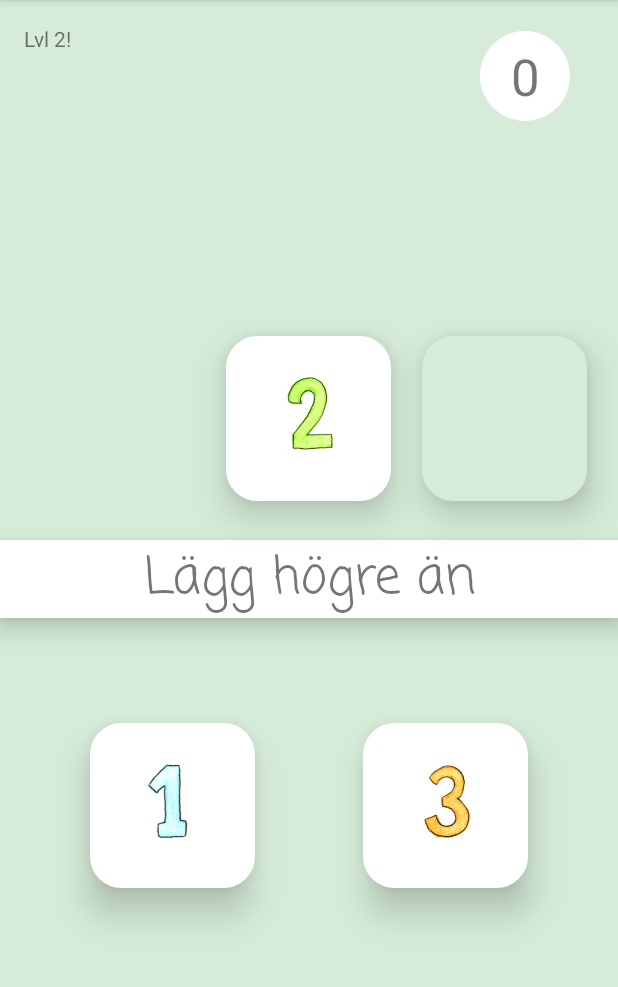
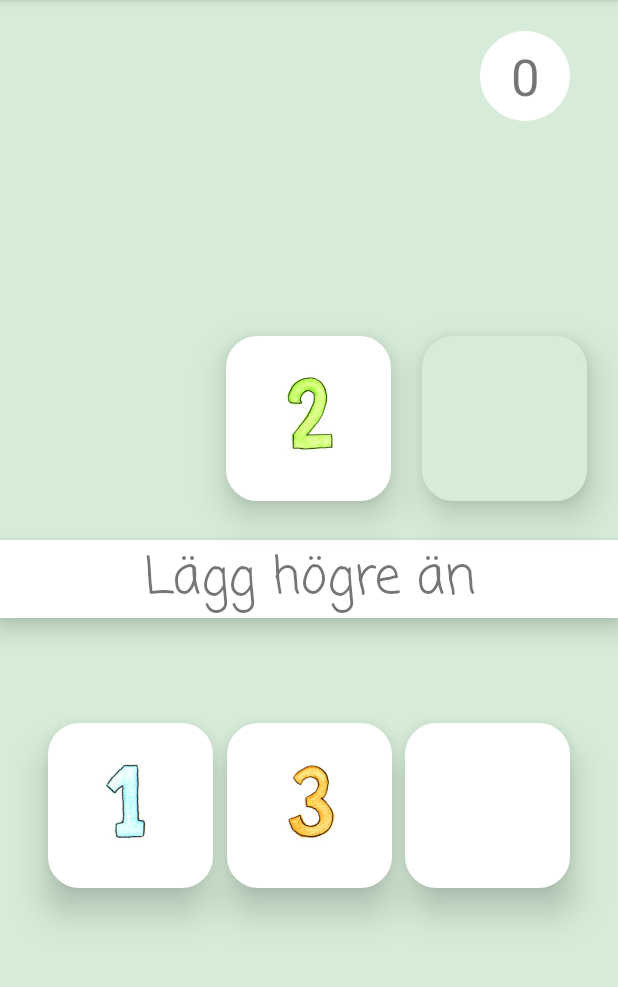
Before and after one commit to Noccis/TonisApp, an Android app: the LvlTwoActivity screen opened directly, with no data from a screen before it, on a phone screen of 412 x 824 dp, the part 84-1071 px from its top. Run offline under Robolectric (Android 15) with nearby library versions, the phone set to English and light mode, and no system bars.

Commit message:
Added third card in lvl2, need to fix func for card 3

```diff
--- a/app/src/main/java/com/example/tonisapp/LvlTwoActivity.kt
+++ b/app/src/main/java/com/example/tonisapp/LvlTwoActivity.kt
@@ -3,10 +3,8 @@
 import android.content.Intent
 import androidx.appcompat.app.AppCompatActivity
 import android.os.Bundle
-import android.os.Handler
 import android.util.Log
 import android.view.View
-import android.widget.Button
 import android.widget.ImageView
 import android.widget.TextView
 
@@ -46,8 +44,10 @@
     lateinit var hiOrLowTextView: TextView
     lateinit var playerCard1View: ImageView
     lateinit var playerCard2View: ImageView
+    lateinit var playerCard3View: ImageView
     lateinit var lowerView: ImageView
     lateinit var higherView: ImageView
+
 
 
     override fun onCreate(savedInstanceState: Bundle?) {
@@ -63,6 +63,7 @@
         hiOrLowTextView = findViewById(R.id.hiLowTextView)
         playerCard1View = findViewById(R.id.playerCard1)
         playerCard2View = findViewById(R.id.playerCard2)
+        playerCard3View = findViewById(R.id.playerCard3)
         lowerView = findViewById(R.id.lowerView)
         higherView = findViewById(R.id.higherView)
 
--- a/app/src/main/java/com/example/tonisapp/MainActivity.kt
+++ b/app/src/main/java/com/example/tonisapp/MainActivity.kt
@@ -3,10 +3,8 @@
 import android.content.Intent
 import androidx.appcompat.app.AppCompatActivity
 import android.os.Bundle
-import android.os.Handler
 import android.util.Log
 import android.view.View
-import android.widget.Button
 import android.widget.ImageView
 import android.widget.TextView
 
@@ -63,7 +61,7 @@
         scoreTextView = findViewById(R.id.scoreView)
         hiOrLowTextView = findViewById(R.id.hiLowTextView)
         playerCard1View = findViewById(R.id.playerCard1)
-        playerCard2View = findViewById(R.id.playerCard2)
+        playerCard2View = findViewById(R.id.playerCard3)
         lowerView = findViewById(R.id.lowerView)
         higherView = findViewById(R.id.higherView)
 
--- a/app/src/main/res/layout/activity_lvl_two.xml
+++ b/app/src/main/res/layout/activity_lvl_two.xml
@@ -12,12 +12,12 @@
         android:id="@+id/hiLowTextView"
         android:layout_width="match_parent"
         android:layout_height="wrap_content"
+        android:background="#FFFFFF"
+        android:elevation="10dp"
         android:fontFamily="casual"
         android:text="Lägg högre än"
-        android:elevation="10dp"
         android:textAlignment="center"
         android:textSize="34sp"
-        android:background="#FFFFFF"
 
         app:layout_constraintBottom_toTopOf="@+id/hiLowGuideline"
         app:layout_constraintEnd_toEndOf="parent"
@@ -49,17 +49,16 @@
         android:layout_width="110dp"
         android:layout_height="110dp"
         android:background="@drawable/roundedcorner"
+        android:elevation="15dp"
         android:paddingLeft="10dp"
         android:paddingTop="10dp"
         android:paddingRight="10dp"
         android:paddingBottom="10dp"
-        android:elevation="15dp"
         app:layout_constraintBottom_toTopOf="@+id/mainNrGuideline"
         app:layout_constraintEnd_toEndOf="parent"
         app:layout_constraintHorizontal_bias="0.498"
         app:layout_constraintStart_toStartOf="parent"
         app:srcCompat="@drawable/blank" />
-
 
 
     <androidx.constraintlayout.widget.Guideline
@@ -73,7 +72,7 @@
         android:id="@+id/playerCard1"
         android:layout_width="110dp"
         android:layout_height="110dp"
-        android:layout_marginStart="60dp"
+        android:layout_marginStart="32dp"
         android:background="@drawable/roundedcorner"
         android:elevation="15dp"
         android:onClick="answeringCard1"
@@ -86,10 +85,10 @@
         app:srcCompat="@drawable/blank" />
 
     <ImageView
-        android:id="@+id/playerCard2"
+        android:id="@+id/playerCard3"
         android:layout_width="110dp"
         android:layout_height="110dp"
-        android:layout_marginEnd="60dp"
+        android:layout_marginEnd="32dp"
         android:background="@drawable/roundedcorner"
         android:elevation="15dp"
         android:onClick="answeringCard2"
@@ -106,7 +105,7 @@
         android:layout_width="wrap_content"
         android:layout_height="wrap_content"
         app:barrierDirection="left"
-        app:constraint_referenced_ids="playerCard2"
+        app:constraint_referenced_ids="playerCard3"
         tools:layout_editor_absoluteX="241dp" />
 
     <TextView
@@ -123,17 +122,16 @@
         app:layout_constraintEnd_toEndOf="parent" />
 
 
-
     <ImageView
         android:id="@+id/lowerView"
         android:layout_width="110dp"
         android:layout_height="110dp"
         android:background="@drawable/faded"
+        android:elevation="15dp"
         android:paddingLeft="10dp"
         android:paddingTop="10dp"
         android:paddingRight="10dp"
         android:paddingBottom="10dp"
-        android:elevation="15dp"
         app:layout_constraintBottom_toTopOf="@+id/mainNrGuideline"
         app:layout_constraintEnd_toStartOf="@+id/mainNrView"
         app:layout_constraintStart_toStartOf="parent" />
@@ -143,24 +141,37 @@
         android:layout_width="110dp"
         android:layout_height="110dp"
         android:background="@drawable/faded"
+        android:elevation="15dp"
         android:paddingLeft="10dp"
         android:paddingTop="10dp"
         android:paddingRight="10dp"
         android:paddingBottom="10dp"
-        android:elevation="15dp"
         app:layout_constraintBottom_toTopOf="@+id/mainNrGuideline"
         app:layout_constraintEnd_toEndOf="parent"
-        app:layout_constraintStart_toEndOf="@+id/mainNrView"  />
+        app:layout_constraintStart_toEndOf="@+id/mainNrView" />
 
-    <TextView
-        android:id="@+id/textView"
+    <ImageView
+        android:id="@+id/playerCard2"
+        android:layout_width="110dp"
+        android:layout_height="110dp"
+        android:background="@drawable/roundedcorner"
+        android:elevation="15dp"
+        android:onClick="answeringCard1"
+        android:paddingLeft="10dp"
+        android:paddingTop="10dp"
+        android:paddingRight="10dp"
+        android:paddingBottom="10dp"
+        app:layout_constraintBottom_toTopOf="@+id/playerCardGuideline"
+        app:layout_constraintEnd_toStartOf="@+id/playerCard3"
+        app:layout_constraintStart_toEndOf="@+id/playerCard1"
+        app:srcCompat="@drawable/blank" />
+
+    <androidx.constraintlayout.widget.Barrier
+        android:id="@+id/barrier3"
         android:layout_width="wrap_content"
         android:layout_height="wrap_content"
-        android:layout_marginStart="16dp"
-        android:layout_marginTop="16dp"
-        android:text="Lvl 2!"
-        app:layout_constraintStart_toStartOf="parent"
-        app:layout_constraintTop_toTopOf="parent" />
+        app:barrierDirection="right"
+        app:constraint_referenced_ids="playerCard1" />
 
 
 </androidx.constraintlayout.widget.ConstraintLayout>
--- a/app/src/main/res/layout/activity_main.xml
+++ b/app/src/main/res/layout/activity_main.xml
@@ -86,7 +86,7 @@
         app:srcCompat="@drawable/blank" />
 
     <ImageView
-        android:id="@+id/playerCard2"
+        android:id="@+id/playerCard3"
         android:layout_width="110dp"
         android:layout_height="110dp"
         android:layout_marginEnd="60dp"
@@ -106,7 +106,7 @@
         android:layout_width="wrap_content"
         android:layout_height="wrap_content"
         app:barrierDirection="left"
-        app:constraint_referenced_ids="playerCard2"
+        app:constraint_referenced_ids="playerCard3"
         tools:layout_editor_absoluteX="241dp" />
 
     <TextView
```
